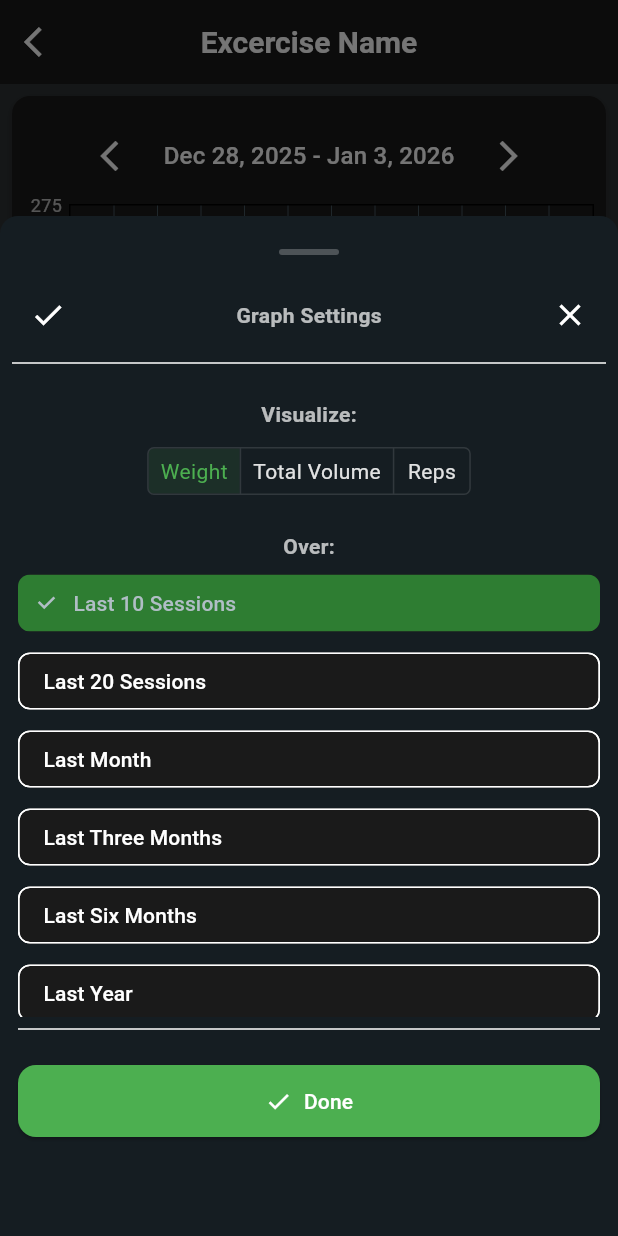
After one commit to diegoZarateFer/gym-tracker-prototype, a Flutter app: the ExcerciseStatsPage screen opened by its route, after a tap on "Graph Settings", on a phone screen of 412 x 824 dp. The commit adds this screen. Run offline on Flutter 3.47's test engine with Material 3 defaults, Android fonts, the phone set to English and light mode, and no system bars; drawn by our look-alikes of fl_chart; our stand-ins replace google_fonts, just_audio, logger, percent_indicator, permission_handler, table_calendar; missing offline and left inert: alarm.

Commit message:
reactor<stats>: Mejorar el design de dialogo de ajsutes de grafico.

```diff
--- a/lib/pages/excercise_stats_page.dart
+++ b/lib/pages/excercise_stats_page.dart
@@ -1,6 +1,6 @@
 import 'package:flutter/material.dart';
 import 'package:gym_tracker_ui/core/extensions/context_ext.dart';
-import 'package:gym_tracker_ui/pages/widgets/dialogs/chart_time_interval_selector_dialog.dart';
+import 'package:gym_tracker_ui/pages/widgets/dialogs/graph_settings_dialog.dart';
 import 'package:gym_tracker_ui/pages/widgets/dialogs/intensity_indicator_selector_dialog.dart';
 import 'package:gym_tracker_ui/pages/widgets/dialogs/unit_selector_dialog.dart';
 import 'package:gym_tracker_ui/pages/widgets/excercise_charts/excercise_stats_chart.dart';
@@ -62,9 +62,14 @@ class ExcerciseStatsPage extends StatefulWidget {
 
 class _ExcerciseStatsPageState extends State<ExcerciseStatsPage> {
   ///
-  /// Variable para controlar tipo de grafico.
+  /// Variable para controlar intervalo tiempo de grafico.
   ///
   var _selectedChartTimeInterval = ChartTimeInterval.lastTenSessions;
+
+  ///
+  /// Variable para controlar datos de eje X del grafico.
+  ///
+  var _selectedYAxisValue = ChartYAxisValue.weight;
 
   ///
   /// Variable para mostrar info del set.
@@ -75,15 +80,19 @@ class _ExcerciseStatsPageState extends State<ExcerciseStatsPage> {
   /// Funciones para widgets.
   ///
   Future<void> _showTimeIntervalSelectorDailog() async {
-    final newTimeInterval = await context.showBottomDialog<ChartTimeInterval>(
-      ChartTimeIntervalSelectorDialog(
+    final newChartAxis = await context.showBottomDialog<GraphAxisData?>(
+      GraphSettingsDialog(
         initialChartTimeInterval: _selectedChartTimeInterval,
+        initialChartYAxisValue: _selectedYAxisValue,
       ),
     );
 
-    setState(() {
-      _selectedChartTimeInterval = newTimeInterval!;
-    });
+    if (newChartAxis != null) {
+      setState(() {
+        _selectedChartTimeInterval = newChartAxis.chartTimeInterval;
+        _selectedYAxisValue = newChartAxis.chartYAxisValue;
+      });
+    }
   }
 
   void _onSetClicked(SetInformation setInformation) {
@@ -122,8 +131,8 @@ class _ExcerciseStatsPageState extends State<ExcerciseStatsPage> {
                 width: double.infinity,
                 child: ElevatedButton.icon(
                   onPressed: _showTimeIntervalSelectorDailog,
-                  label: Text("Time Interval"),
-                  icon: Icon(Icons.calendar_month),
+                  label: Text("Graph Settings"),
+                  icon: Icon(Icons.tune_outlined),
                 ),
               ),
             ],
--- /dev/null
+++ b/lib/pages/widgets/dialogs/graph_settings_dialog.dart
@@ -0,0 +1,250 @@
+import 'package:flutter/material.dart';
+import 'package:gym_tracker_ui/core/extensions/context_ext.dart';
+import 'package:gym_tracker_ui/pages/widgets/modal_bottom_handle.dart';
+
+enum ChartYAxisValue { weight, reps, totalVolume }
+
+enum ChartTimeInterval {
+  lastYear,
+  lastSixMonths,
+  lastThreeMonths,
+  lastMonth,
+  lastTwentySessions,
+  lastTenSessions,
+}
+
+extension ChartTimeIntervalExtension on ChartTimeInterval {
+  String get label {
+    switch (this) {
+      case ChartTimeInterval.lastTenSessions:
+        return "Last 10 Sessions";
+      case ChartTimeInterval.lastTwentySessions:
+        return "Last 20 Sessions";
+      case ChartTimeInterval.lastMonth:
+        return "Last Month";
+      case ChartTimeInterval.lastSixMonths:
+        return "Last Six Months";
+      case ChartTimeInterval.lastYear:
+        return "Last Year";
+      case ChartTimeInterval.lastThreeMonths:
+        return "Last Three Months";
+    }
+  }
+}
+
+class GraphAxisData {
+  final ChartTimeInterval chartTimeInterval;
+  final ChartYAxisValue chartYAxisValue;
+
+  GraphAxisData({
+    required this.chartTimeInterval,
+    required this.chartYAxisValue,
+  });
+}
+
+class GraphSelectedAxis {
+  final ChartTimeInterval chartTimeInterval;
+  final ChartYAxisValue chartYAxisValue;
+
+  GraphSelectedAxis({
+    required this.chartTimeInterval,
+    required this.chartYAxisValue,
+  });
+}
+
+class GraphSettingsDialog extends StatefulWidget {
+  const GraphSettingsDialog({
+    super.key,
+    required this.initialChartTimeInterval,
+    required this.initialChartYAxisValue,
+  });
+
+  final ChartTimeInterval initialChartTimeInterval;
+  final ChartYAxisValue initialChartYAxisValue;
+
+  @override
+  State<GraphSettingsDialog> createState() => GraphSettingsDialogState();
+}
+
+class GraphSettingsDialogState extends State<GraphSettingsDialog> {
+  ///
+  /// Intervalo de tiempo seleccionado
+  ///
+  late ChartTimeInterval _selectedChartTimeInterval;
+
+  ///
+  /// Tipo de eje Y seleccionado
+  ///
+  ChartYAxisValue _selectedYAxisValue = ChartYAxisValue.weight;
+
+  ///
+  /// Funciones para widgets.
+  ///
+  void _changeChartYAxisValueHandler(int selectedIndex) {
+    ChartYAxisValue newChartYAxisValue = ChartYAxisValue.values[selectedIndex];
+    setState(() {
+      _selectedYAxisValue = newChartYAxisValue;
+    });
+  }
+
+  void _updateGraphAxis() {
+    Navigator.of(context).pop(
+      GraphAxisData(
+        chartTimeInterval: _selectedChartTimeInterval,
+        chartYAxisValue: _selectedYAxisValue,
+      ),
+    );
+  }
+
+  @override
+  void initState() {
+    super.initState();
+    _selectedChartTimeInterval = widget.initialChartTimeInterval;
+  }
+
+  @override
+  Widget build(BuildContext context) {
+    final toggleButtonState = [
+      _selectedYAxisValue == ChartYAxisValue.weight,
+      _selectedYAxisValue == ChartYAxisValue.reps,
+      _selectedYAxisValue == ChartYAxisValue.totalVolume,
+    ];
+
+    return SizedBox(
+      width: double.infinity,
+      child: Padding(
+        padding: EdgeInsets.fromLTRB(0, 2, 0, context.keyBoardSpace),
+        child: SingleChildScrollView(
+          child: Column(
+            mainAxisSize: MainAxisSize.min,
+            children: [
+              const ModalBottomHandle(),
+              Row(
+                mainAxisAlignment: MainAxisAlignment.center,
+                children: [
+                  IconButton(
+                    onPressed: () {
+                      _updateGraphAxis();
+                    },
+                    icon: const Icon(Icons.check),
+                  ),
+                  const Spacer(),
+                  const Text(
+                    "Graph Settings",
+                    style: TextStyle(fontWeight: FontWeight.bold),
+                  ),
+                  const Spacer(),
+                  IconButton(
+                    onPressed: () {
+                      Navigator.of(context).pop();
+                    },
+                    icon: const Icon(Icons.close),
+                  ),
+                ],
+              ),
+              const Divider(),
+              Padding(
+                padding: const EdgeInsets.only(
+                  bottom: 8,
+                  top: 16,
+                  left: 4,
+                  right: 4,
+                ),
+
+                child: Column(
+                  mainAxisSize: MainAxisSize.min,
+                  children: [
+                    Text(
+                      "Visualize:",
+                      style: TextStyle(fontWeight: FontWeight.bold),
+                    ),
+                    const SizedBox(height: 4),
+                    ToggleButtons(
+                      isSelected: toggleButtonState,
+                      borderRadius: BorderRadius.circular(4),
+                      onPressed: _changeChartYAxisValueHandler,
+                      constraints: const BoxConstraints(
+                        minHeight: 30,
+                        minWidth: 50,
+                      ),
+                      children: [
+                        Padding(
+                          padding: EdgeInsets.symmetric(
+                            horizontal: 8,
+                            vertical: 2,
+                          ),
+                          child: Text("Weight"),
+                        ),
+                        Padding(
+                          padding: EdgeInsets.symmetric(
+                            horizontal: 8,
+                            vertical: 2,
+                          ),
+                          child: Text("Total Volume"),
+                        ),
+                        Padding(
+                          padding: EdgeInsets.symmetric(
+                            horizontal: 8,
+                            vertical: 2,
+                          ),
+                          child: Text("Reps"),
+                        ),
+                      ],
+                    ),
+                    const SizedBox(height: 16),
+                    Text(
+                      "Over:",
+                      style: TextStyle(fontWeight: FontWeight.bold),
+                    ),
+                    const SizedBox(height: 4),
+                    SizedBox(
+                      height: 300,
+                      child: SingleChildScrollView(
+                        child: Column(
+                          children: [
+                            for (final timePeriod
+                                in ChartTimeInterval.values.reversed) ...[
+                              SizedBox(
+                                width: double.infinity,
+                                child: ChoiceChip(
+                                  selected:
+                                      timePeriod == _selectedChartTimeInterval,
+                                  label: SizedBox(
+                                    width: double.infinity,
+                                    child: Text(timePeriod.label),
+                                  ),
+                                  onSelected: (_) {
+                                    setState(() {
+                                      _selectedChartTimeInterval = timePeriod;
+                                    });
+                                  },
+                                ),
+                              ),
+                              SizedBox(height: 4),
+                            ],
+                          ],
+                        ),
+                      ),
+                    ),
+                    const Divider(),
+                    const SizedBox(height: 16),
+                    SizedBox(
+                      width: double.infinity,
+                      child: ElevatedButton.icon(
+                        onPressed: () {
+                          _updateGraphAxis();
+                        },
+                        icon: const Icon(Icons.check),
+                        label: const Text("Done"),
+                      ),
+                    ),
+                  ],
+                ),
+              ),
+            ],
+          ),
+        ),
+      ),
+    );
+  }
+}
```
Also changed, not shown: lib/pages/widgets/dialogs/add_excercise_comment_dialog.dart (+9 -6 lines), lib/pages/widgets/dialogs/chart_time_interval_selector_dialog.dart (deleted, +0 -114 lines), lib/pages/widgets/excercise_charts/excercise_stats_chart.dart (+7 -44 lines).
